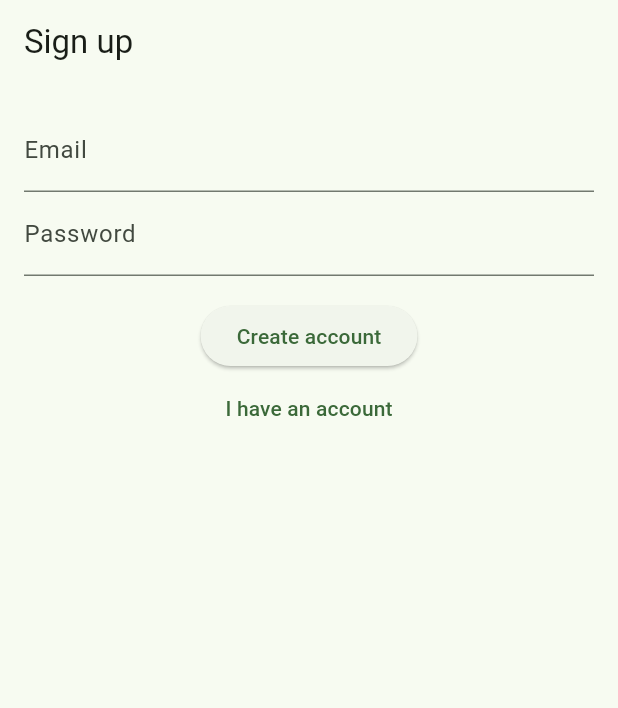
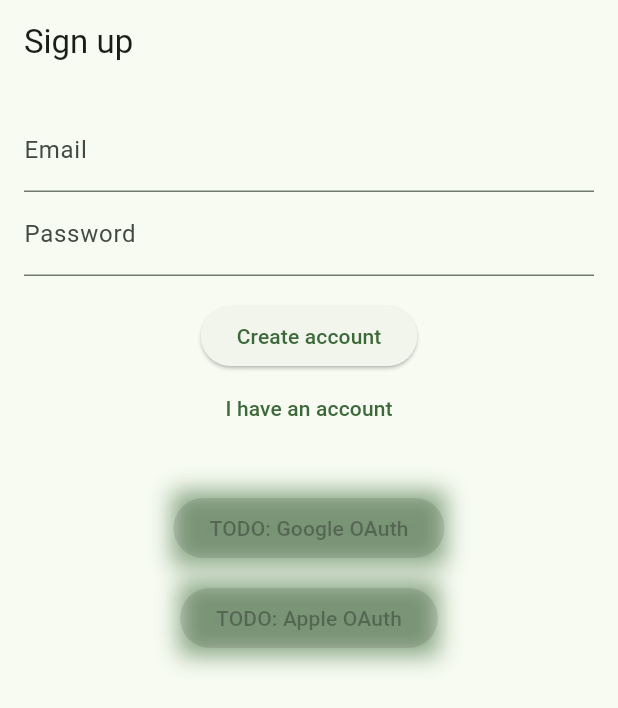
Before and after one commit to maxshmax666/greenWave, a Flutter app: the screen it shows after launch, after a tap on "Create account", on a phone screen of 412 x 824 dp. Shown: the top 708 px of the screen. Run offline on Flutter 3.47's test engine with Material 3 defaults, Android fonts, the phone set to English and light mode, and no system bars; our stand-ins replace camera, flutter_map, geolocator, latlong2, permission_handler, shared_preferences and 2 more; accounts and stored records are empty; network calls fail.

Commit message:
Add Supabase auth with session persistence

```diff
--- a/lib/env.dart
+++ b/lib/env.dart
@@ -5,6 +5,12 @@ class Env {
   static const supabaseAnonKey =
       'eyJhbGciOiJIUzI1NiIsInR5cCI6IkpXVCJ9.eyJpc3MiOiJzdXBhYmFzZSIsInJlZiI6ImFzb3lqcXRxdG9teGNkbXNnZWh4Iiwicm9sZSI6ImFub24iLCJpYXQiOjE3NTUxMDc2NzIsImV4cCI6MjA3MDY4MzY3Mn0.AgVnUEmf4dO3aaVBJjZ1zJm0EFUQ0ghENtpkRqsXW4o';
 
+  /// OAuth client IDs passed via `--dart-define` at build time.
+  static const googleClientId =
+      String.fromEnvironment('SUPABASE_GOOGLE_CLIENT_ID', defaultValue: '');
+  static const appleClientId =
+      String.fromEnvironment('SUPABASE_APPLE_CLIENT_ID', defaultValue: '');
+
   /// OpenRouteService API key used for routing requests.
   static const orsApiKey =
       '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';
--- /dev/null
+++ b/lib/features/auth/register_page.dart
@@ -0,0 +1,170 @@
+import 'package:flutter/material.dart';
+import 'package:supabase_flutter/supabase_flutter.dart';
+
+import '../../env.dart';
+
+final supa = Supabase.instance.client;
+
+/// Simple register/login page backed by Supabase auth.
+class RegisterPage extends StatefulWidget {
+  const RegisterPage({super.key});
+
+  @override
+  State<RegisterPage> createState() => _RegisterPageState();
+}
+
+class _RegisterPageState extends State<RegisterPage> {
+  final emailCtrl = TextEditingController();
+  final passCtrl = TextEditingController();
+  bool isLogin = true;
+  bool busy = false;
+
+  Future<void> _signIn() async {
+    setState(() => busy = true);
+    try {
+      await supa.auth.signInWithPassword(
+        email: emailCtrl.text.trim(),
+        password: passCtrl.text.trim(),
+      );
+    } catch (e) {
+      if (!mounted) return;
+      ScaffoldMessenger.of(context)
+          .showSnackBar(SnackBar(content: Text('Error: $e')));
+    } finally {
+      if (mounted) setState(() => busy = false);
+    }
+  }
+
+  Future<void> _signUp() async {
+    setState(() => busy = true);
+    try {
+      final res = await supa.auth.signUp(
+        email: emailCtrl.text.trim(),
+        password: passCtrl.text.trim(),
+      );
+      if (res.session == null) {
+        // Email confirmation required
+        if (mounted) {
+          ScaffoldMessenger.of(context).showSnackBar(
+            const SnackBar(content: Text('Проверьте почту для подтверждения')),
+          );
+        }
+      }
+    } catch (e) {
+      if (!mounted) return;
+      ScaffoldMessenger.of(context)
+          .showSnackBar(SnackBar(content: Text('Error: $e')));
+    } finally {
+      if (mounted) setState(() => busy = false);
+    }
+  }
+
+  Future<void> _signOut() async {
+    await supa.auth.signOut();
+  }
+
+  Future<void> _oauthLogin(Provider provider) async {
+    try {
+      await supa.auth.signInWithOAuth(provider);
+    } catch (e) {
+      if (!mounted) return;
+      ScaffoldMessenger.of(context)
+          .showSnackBar(SnackBar(content: Text('Error: $e')));
+    }
+  }
+
+  @override
+  Widget build(BuildContext context) {
+    final googleEnabled = Env.googleClientId.isNotEmpty;
+    final appleEnabled = Env.appleClientId.isNotEmpty;
+    return Scaffold(
+      appBar: AppBar(title: Text(isLogin ? 'Sign in' : 'Sign up')),
+      body: Padding(
+        padding: const EdgeInsets.all(16),
+        child: Column(
+          children: [
+            TextField(
+              controller: emailCtrl,
+              decoration: const InputDecoration(labelText: 'Email'),
+              keyboardType: TextInputType.emailAddress,
+            ),
+            TextField(
+              controller: passCtrl,
+              decoration: const InputDecoration(labelText: 'Password'),
+              obscureText: true,
+            ),
+            const SizedBox(height: 16),
+            ElevatedButton(
+              onPressed: busy
+                  ? null
+                  : () => isLogin ? _signIn() : _signUp(),
+              child: Text(isLogin ? 'Sign in' : 'Create account'),
+            ),
+            TextButton(
+              onPressed: () => setState(() => isLogin = !isLogin),
+              child: Text(isLogin ? 'Create account' : 'I have an account'),
+            ),
+            const SizedBox(height: 32),
+            if (googleEnabled)
+              ElevatedButton(
+                onPressed: () => _oauthLogin(Provider.google),
+                child: const Text('Sign in with Google'),
+              )
+            else
+              const GlowingButton(
+                onPressed: null,
+                child: Text('TODO: Google OAuth'),
+              ),
+            const SizedBox(height: 12),
+            if (appleEnabled)
+              ElevatedButton(
+                onPressed: () => _oauthLogin(Provider.apple),
+                child: const Text('Sign in with Apple'),
+              )
+            else
+              const GlowingButton(
+                onPressed: null,
+                child: Text('TODO: Apple OAuth'),
+              ),
+          ],
+        ),
+      ),
+      floatingActionButton: supa.auth.currentSession != null
+          ? FloatingActionButton(
+              onPressed: _signOut,
+              child: const Icon(Icons.logout),
+            )
+          : null,
+    );
+  }
+
+  @override
+  void dispose() {
+    emailCtrl.dispose();
+    passCtrl.dispose();
+    super.dispose();
+  }
+}
+
+class GlowingButton extends StatelessWidget {
+  final VoidCallback? onPressed;
+  final Widget child;
+  const GlowingButton({super.key, required this.onPressed, required this.child});
+
+  @override
+  Widget build(BuildContext context) {
+    final color = Theme.of(context).colorScheme.primary;
+    return DecoratedBox(
+      decoration: BoxDecoration(
+        boxShadow: [
+          BoxShadow(
+            color: color.withOpacity(0.6),
+            blurRadius: 12,
+            spreadRadius: 1,
+          ),
+        ],
+      ),
+      child: ElevatedButton(onPressed: onPressed, child: child),
+    );
+  }
+}
--- a/lib/main.dart
+++ b/lib/main.dart
@@ -2,13 +2,10 @@ import 'package:flutter/material.dart';
 import 'package:shared_preferences/shared_preferences.dart';
 import 'package:supabase_flutter/supabase_flutter.dart';
 
-import 'screens/map_screen.dart';
-import 'screens/lights_screen.dart';
-import 'screens/settings_screen.dart';
+import 'env.dart';
+import 'features/auth/register_page.dart';
+import 'features/home/home_page.dart';
 import 'theme_colors.dart';
-
-const supabaseUrl = 'https://asoyjqtqtomxcdmsgehx.supabase.co';
-const supabaseAnonKey = 'eyJhbGciOiJIUzI1NiIsInR5cCI6IkpXVCJ9.eyJpc3MiOiJzdXBhYmFzZSIsInJlZiI6ImFzb3lqcXRxdG9teGNkbXNnZWh4Iiwicm9sZSI6ImFub24iLCJpYXQiOjE3NTUxMDc2NzIsImV4cCI6MjA3MDY4MzY3Mn0.AgVnUEmf4dO3aaVBJjZ1zJm0EFUQ0ghENtpkRqsXW4o';
 
 final themeMode = ValueNotifier<ThemeMode>(ThemeMode.system);
 final themeColor = ValueNotifier<MaterialColor>(themeColors.first);
@@ -22,7 +19,26 @@ Future<void> main() async {
     themeColor.value = themeColors[colorIndex];
   }
 
-  await Supabase.initialize(url: supabaseUrl, anonKey: supabaseAnonKey);
+  await Supabase.initialize(
+    url: Env.supabaseUrl,
+    anonKey: Env.supabaseAnonKey,
+  );
+
+  final storedSession = prefs.getString('supabase_session');
+  if (storedSession != null) {
+    await Supabase.instance.client.auth.recoverSession(storedSession);
+  }
+
+  Supabase.instance.client.auth.onAuthStateChange.listen((event) async {
+    final session = event.session;
+    if (session != null) {
+      await prefs.setString(
+          'supabase_session', session.persistSessionString);
+    } else {
+      await prefs.remove('supabase_session');
+    }
+  });
+
   runApp(const MyApp());
 }
 
@@ -76,107 +92,7 @@ class _AuthGateState extends State<AuthGate> {
   @override
   Widget build(BuildContext context) {
     return supa.auth.currentSession == null
-        ? const LoginPage()
-        : const HomeTabs();
+        ? const RegisterPage()
+        : const HomePage();
   }
 }
-
-class HomeTabs extends StatefulWidget {
-  const HomeTabs({super.key});
-  @override
-  State<HomeTabs> createState() => _HomeTabsState();
-}
-
-class _HomeTabsState extends State<HomeTabs> {
-  int _i = 0;
-  @override
-  Widget build(BuildContext context) {
-    final pages = [
-      const MapScreen(),
-      const LightsScreen(),
-      const SettingsScreen(),
-    ];
-    return Scaffold(
-      body: pages[_i],
-      bottomNavigationBar: BottomNavigationBar(
-        currentIndex: _i,
-        onTap: (v) => setState(() => _i = v),
-        selectedItemColor: Theme.of(context).colorScheme.primary,
-        unselectedItemColor:
-            Theme.of(context).colorScheme.onSurfaceVariant,
-        items: const [
-          BottomNavigationBarItem(icon: Icon(Icons.map), label: 'Карта'),
-          BottomNavigationBarItem(icon: Icon(Icons.traffic), label: 'Светофоры'),
-          BottomNavigationBarItem(icon: Icon(Icons.settings), label: 'Настройки'),
-        ],
-      ),
-    );
-  }
-}
-
-class LoginPage extends StatefulWidget {
-  const LoginPage({super.key});
-  @override
-  State<LoginPage> createState() => _LoginPageState();
-}
-
-class _LoginPageState extends State<LoginPage> {
-  final emailCtrl = TextEditingController();
-  final passCtrl = TextEditingController();
-  bool isLogin = true;
-  bool busy = false;
-
-  Future<void> _submit() async {
-    setState(() => busy = true);
-    try {
-      if (isLogin) {
-        await supa.auth.signInWithPassword(
-          email: emailCtrl.text.trim(),
-          password: passCtrl.text.trim(),
-        );
-      } else {
-        await supa.auth.signUp(
-          email: emailCtrl.text.trim(),
-          password: passCtrl.text.trim(),
-        );
-      }
-    } catch (e) {
-      if (!mounted) return;
-      ScaffoldMessenger.of(context)
-          .showSnackBar(SnackBar(content: Text('Error: $e')));
-    } finally {
-      if (mounted) setState(() => busy = false);
-    }
-  }
-
-  @override
-  Widget build(BuildContext context) {
-    return Scaffold(
-      appBar: AppBar(title: Text(isLogin ? 'Sign in' : 'Sign up')),
-      body: Padding(
-        padding: const EdgeInsets.all(16),
-        child: Column(children: [
-          TextField(
-            controller: emailCtrl,
-            decoration: const InputDecoration(labelText: 'Email'),
-            keyboardType: TextInputType.emailAddress,
-          ),
-          TextField(
-            controller: passCtrl,
-            decoration: const InputDecoration(labelText: 'Password'),
-            obscureText: true,
-          ),
-          const SizedBox(height: 16),
-          ElevatedButton(
-            onPressed: busy ? null : _submit,
-            child: Text(isLogin ? 'Sign in' : 'Create account'),
-          ),
-          TextButton(
-            onPressed: () => setState(() => isLogin = !isLogin),
-            child: Text(isLogin ? 'Create account' : 'I have an account'),
-          ),
-        ]),
-      ),
-    );
-  }
-}
```
Also changed, not shown: lib/features/home/home_page.dart (added, +13 -0 lines).
